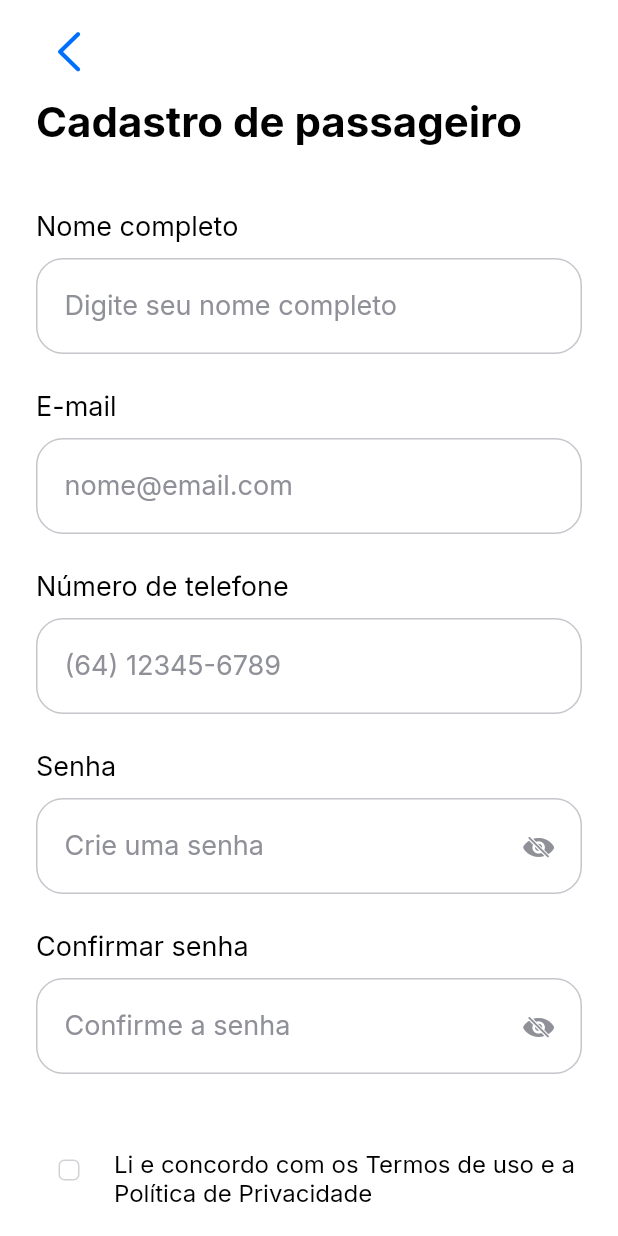
After one commit to josevictoraraujorojas/route_pires_flutter, a Flutter app: the CadastroPassageiroPage screen opened directly, on a phone screen of 412 x 824 dp. The commit adds this screen. Run offline on Flutter 3.47's test engine with Material 3 defaults, Android fonts, the phone set to English and light mode, and no system bars; our stand-ins replace dio, google_fonts; accounts and stored records are empty.

Commit message:
resolvendo conflitos de forma manual

```diff
--- /dev/null
+++ b/devtools_options.yaml
@@ -0,0 +1,3 @@
+description: This file stores settings for Dart & Flutter DevTools.
+documentation: https://docs.flutter.dev/tools/devtools/extensions#configure-extension-enablement-states
+extensions:
--- /dev/null
+++ b/lib/config/api_error.dart
@@ -0,0 +1,22 @@
+import 'package:dio/dio.dart';
+
+String mensagemErroDio(
+  DioException e, {
+  required String fallback,
+  Map<int, String> porStatus = const {},
+}) {
+  final response = e.response;
+  if (response == null) {
+    return 'Não foi possível conectar ao servidor';
+  }
+
+  final data = response.data;
+  if (data is Map && data['message'] is String) {
+    final mensagem = (data['message'] as String).trim();
+    if (mensagem.isNotEmpty) {
+      return mensagem;
+    }
+  }
+
+  return porStatus[response.statusCode] ?? fallback;
+}
--- /dev/null
+++ b/lib/repositories/cadastro_passageiro_repository.dart
@@ -0,0 +1,26 @@
+import 'package:dio/dio.dart';
+import 'package:route_pires_flutter/config/api_client.dart';
+import 'package:route_pires_flutter/config/api_config.dart';
+
+class CadastroPassageiroRepository {
+  final Dio _dio;
+
+  CadastroPassageiroRepository() : _dio = ApiClient().dio;
+
+  Future<void> cadastrar({
+    required String nome,
+    required String email,
+    required String telefone,
+    required String senha,
+  }) async {
+    await _dio.post(
+      ApiConfig.passageiros,
+      data: {
+        'nome': nome,
+        'email': email,
+        'telefone': telefone,
+        'senha': senha,
+      },
+    );
+  }
+}
--- /dev/null
+++ b/lib/viewmodel/cadastro_passageiro_viewmodel.dart
@@ -0,0 +1,79 @@
+import 'package:dio/dio.dart';
+import 'package:flutter/foundation.dart';
+import 'package:route_pires_flutter/config/api_error.dart';
+import 'package:route_pires_flutter/repositories/cadastro_passageiro_repository.dart';
+
+class CadastroPassageiroViewModel extends ChangeNotifier {
+  final CadastroPassageiroRepository _repository;
+
+  CadastroPassageiroViewModel({CadastroPassageiroRepository? repository})
+    : _repository = repository ?? CadastroPassageiroRepository();
+
+  bool _carregando = false;
+  String? _erro;
+
+  bool get carregando => _carregando;
+
+  String? get erro => _erro;
+
+  Future<bool> cadastrar({
+    required String nome,
+    required String email,
+    required String telefone,
+    required String senha,
+  }) async {
+    final telefoneDigitos = telefone.replaceAll(RegExp(r'\D'), '');
+    final emailNormalizado = email.trim().toLowerCase();
+
+    if (!_senhaValida(senha)) {
+      _erro = 'A senha deve ter no mínimo 8 caracteres, com letras e números.';
+      notifyListeners();
+      return false;
+    }
+
+    if (telefoneDigitos.length < 10 || telefoneDigitos.length > 11) {
+      _erro = 'Informe um telefone com DDD (10 ou 11 dígitos).';
+      notifyListeners();
+      return false;
+    }
+
+    _carregando = true;
+    _erro = null;
+    notifyListeners();
+
+    try {
+      await _repository.cadastrar(
+        nome: nome.trim(),
+        email: emailNormalizado,
+        telefone: telefoneDigitos,
+        senha: senha,
+      );
+      return true;
+    } on DioException catch (e) {
+      _erro = mensagemErroDio(
+        e,
+        fallback: 'Erro ao realizar cadastro',
+        porStatus: const {
+          400: 'Dados inválidos',
+          500: 'Erro interno no servidor',
+        },
+      );
+      return false;
+    } catch (e) {
+      _erro = 'Ocorreu um erro inesperado';
+      return false;
+    } finally {
+      _carregando = false;
+      notifyListeners();
+    }
+  }
+
+  bool _senhaValida(String senha) {
+    if (senha.length < 8) {
+      return false;
+    }
+    final temLetra = RegExp(r'[A-Za-z]').hasMatch(senha);
+    final temNumero = RegExp(r'\d').hasMatch(senha);
+    return temLetra && temNumero;
+  }
+}
--- /dev/null
+++ b/lib/views/cadastro_passageiro_page.dart
@@ -0,0 +1,412 @@
+import 'package:flutter/cupertino.dart';
+import 'package:provider/provider.dart';
+import 'package:route_pires_flutter/viewmodel/cadastro_passageiro_viewmodel.dart';
+
+class CadastroPassageiroPage extends StatefulWidget {
+  const CadastroPassageiroPage({super.key});
+
+  @override
+  State<CadastroPassageiroPage> createState() => _CadastroPassageiroPageState();
+}
+
+class _CadastroPassageiroPageState extends State<CadastroPassageiroPage> {
+  final _formKey = GlobalKey<FormState>();
+
+  final nomeController = TextEditingController();
+  final emailController = TextEditingController();
+  final telefoneController = TextEditingController();
+  final senhaController = TextEditingController();
+  final confirmarSenhaController = TextEditingController();
+
+  bool termosAceitos = false;
+  bool termosErro = false;
+  bool senhaVisivel = false;
+  bool confirmarSenhaVisivel = false;
+
+  @override
+  void dispose() {
+    nomeController.dispose();
+    emailController.dispose();
+    telefoneController.dispose();
+    senhaController.dispose();
+    confirmarSenhaController.dispose();
+    super.dispose();
+  }
+
+  Future<void> finalizarCadastro() async {
+    final formValido = _formKey.currentState!.validate();
+    setState(() => termosErro = !termosAceitos);
+
+    if (!formValido || !termosAceitos) {
+      return;
+    }
+
+    final viewModel = context.read<CadastroPassageiroViewModel>();
+    final ok = await viewModel.cadastrar(
+      nome: nomeController.text.trim(),
+      email: emailController.text.trim(),
+      telefone: telefoneController.text,
+      senha: senhaController.text,
+    );
+
+    if (!mounted) return;
+
+    if (ok) {
+      await showCupertinoDialog<void>(
+        context: context,
+        builder: (context) => CupertinoAlertDialog(
+          title: const Text('Cadastro'),
+          content: Text(
+            'Cadastro realizado. Bem-vindo, ${nomeController.text.trim()}!',
+          ),
+          actions: [
+            CupertinoDialogAction(
+              onPressed: () => Navigator.pop(context),
+              child: const Text('OK'),
+            ),
+          ],
+        ),
+      );
+      if (!mounted) return;
+      Navigator.pop(context);
+      return;
+    }
+
+    _mostrarMensagem(viewModel.erro ?? 'Erro ao realizar cadastro');
+  }
+
+  void _mostrarMensagem(String mensagem) {
+    showCupertinoDialog<void>(
+      context: context,
+      builder: (context) => CupertinoAlertDialog(
+        title: const Text('Cadastro'),
+        content: Text(mensagem),
+        actions: [
+          CupertinoDialogAction(
+            onPressed: () => Navigator.pop(context),
+            child: const Text('OK'),
+          ),
+        ],
+      ),
+    );
+  }
+
+  String formatarTelefone(String valor) {
+    valor = valor.replaceAll(RegExp(r'\D'), '');
+
+    if (valor.length > 11) {
+      valor = valor.substring(0, 11);
+    }
+
+    if (valor.length <= 2) {
+      return '($valor';
+    }
+
+    if (valor.length <= 7) {
+      return '(${valor.substring(0, 2)}) ${valor.substring(2)}';
+    }
+
+    return '(${valor.substring(0, 2)}) '
+        '${valor.substring(2, 7)}-'
+        '${valor.substring(7)}';
+  }
+
+  @override
+  Widget build(BuildContext context) {
+    final viewModel = context.watch<CadastroPassageiroViewModel>();
+
+    return CupertinoPageScaffold(
+      backgroundColor: CupertinoColors.white,
+      child: SafeArea(
+        child: Form(
+          key: _formKey,
+          child: SingleChildScrollView(
+            padding: const EdgeInsets.fromLTRB(24, 12, 24, 32),
+            child: Column(
+              crossAxisAlignment: CrossAxisAlignment.start,
+              children: [
+                CupertinoButton(
+                  padding: EdgeInsets.zero,
+                  onPressed: () => Navigator.pop(context),
+                  child: const Icon(
+                    CupertinoIcons.chevron_left,
+                    size: 36,
+                    color: Color(0xFF006FFD),
+                  ),
+                ),
+                const SizedBox(height: 8),
+                const Text(
+                  'Cadastro de passageiro',
+                  style: TextStyle(
+                    fontSize: 28,
+                    fontWeight: FontWeight.bold,
+                    color: CupertinoColors.black,
+                  ),
+                ),
+                const SizedBox(height: 42),
+                _CampoCadastro(
+                  label: 'Nome completo',
+                  placeholder: 'Digite seu nome completo',
+                  controller: nomeController,
+                  textCapitalization: TextCapitalization.words,
+                  validator: (valor) {
+                    if (valor == null || valor.trim().isEmpty) {
+                      return 'Informe seu nome';
+                    }
+                    return null;
+                  },
+                ),
+                _CampoCadastro(
+                  label: 'E-mail',
+                  placeholder: 'nome@email.com',
+                  controller: emailController,
+                  keyboardType: TextInputType.emailAddress,
+                  validator: (valor) {
+                    if (valor == null || valor.trim().isEmpty) {
+                      return 'Informe seu e-mail';
+                    }
+                    if (!valor.contains('@')) {
+                      return 'Informe um e-mail válido';
+                    }
+                    return null;
+                  },
+                ),
+                _CampoCadastro(
+                  label: 'Número de telefone',
+                  placeholder: '(64) 12345-6789',
+                  controller: telefoneController,
+                  keyboardType: TextInputType.phone,
+                  onChanged: (valor) {
+                    final telefone = formatarTelefone(valor);
+                    telefoneController.value = TextEditingValue(
+                      text: telefone,
+                      selection: TextSelection.collapsed(
+                        offset: telefone.length,
+                      ),
+                    );
+                  },
+                  validator: (valor) {
+                    if (valor == null || valor.trim().isEmpty) {
+                      return 'Informe seu telefone';
+                    }
+                    if (!RegExp(r'^\(\d{2}\) \d{5}-\d{4}$').hasMatch(valor)) {
+                      return 'Informe um telefone válido';
+                    }
+                    return null;
+                  },
+                ),
+                _CampoCadastro(
+                  label: 'Senha',
+                  placeholder: 'Crie uma senha',
+                  controller: senhaController,
+                  obscureText: !senhaVisivel,
+                  onToggleObscure: () {
+                    setState(() => senhaVisivel = !senhaVisivel);
+                  },
+                  validator: (valor) {
+                    if (valor == null || valor.trim().isEmpty) {
+                      return 'Crie a senha';
+                    }
+                    if (valor.length < 8) {
+                      return 'A senha deve ter pelo menos 8 caracteres';
+                    }
+                    return null;
+                  },
+                ),
+                _CampoCadastro(
+                  label: 'Confirmar senha',
+                  placeholder: 'Confirme a senha',
+                  controller: confirmarSenhaController,
+                  obscureText: !confirmarSenhaVisivel,
+                  onToggleObscure: () {
+                    setState(
+                      () => confirmarSenhaVisivel = !confirmarSenhaVisivel,
+                    );
+                  },
+                  validator: (valor) {
+                    if (valor == null || valor.trim().isEmpty) {
+                      return 'Confirme sua senha';
+                    }
+                    if (valor != senhaController.text) {
+                      return 'As senhas não coincidem';
+                    }
+                    return null;
+                  },
+                ),
+                const SizedBox(height: 18),
+                Row(
+                  crossAxisAlignment: CrossAxisAlignment.start,
+                  children: [
+                    CupertinoCheckbox(
+                      value: termosAceitos,
+                      activeColor: const Color(0xFF006FFD),
+                      onChanged: (value) {
+                        setState(() {
+                          termosAceitos = value ?? false;
+                          if (termosAceitos) {
+                            termosErro = false;
+                          }
+                        });
+                      },
+                    ),
+                    const Expanded(
+                      child: Padding(
+                        padding: EdgeInsets.only(top: 8, left: 8),
+                        child: Text(
+                          'Li e concordo com os Termos de uso e a Política de Privacidade',
+                          style: TextStyle(
+                            fontSize: 16,
+                            color: CupertinoColors.black,
+                          ),
+                        ),
+                      ),
+                    ),
+                  ],
+                ),
+                if (termosErro)
+                  const Padding(
+                    padding: EdgeInsets.only(top: 5, left: 5),
+                    child: Text(
+                      'Aceite os termos de uso e a política de privacidade.',
+                      style: TextStyle(
+                        color: CupertinoColors.systemRed,
+                        fontSize: 12,
+                      ),
+                    ),
+                  ),
+                const SizedBox(height: 28),
+                SizedBox(
+                  width: double.infinity,
+                  height: 54,
+                  child: CupertinoButton(
+                    color: const Color(0xFF006FFD),
+                    borderRadius: BorderRadius.circular(16),
+                    onPressed: viewModel.carregando ? null : finalizarCadastro,
+                    child: viewModel.carregando
+                        ? const CupertinoActivityIndicator(
+                            color: CupertinoColors.white,
+                          )
+                        : const Text(
+                            'FINALIZAR',
+                            style: TextStyle(
+                              color: CupertinoColors.white,
+                              fontSize: 16,
+                              fontWeight: FontWeight.w600,
+                            ),
+                          ),
+                  ),
+                ),
+              ],
+            ),
+          ),
+        ),
+      ),
+    );
+  }
+}
+
+class _CampoCadastro extends StatelessWidget {
+  const _CampoCadastro({
+    required this.label,
+    required this.placeholder,
+    required this.controller,
+    this.keyboardType,
+    this.textCapitalization = TextCapitalization.none,
+    this.obscureText = false,
+    this.onToggleObscure,
+    this.onChanged,
+    this.validator,
+  });
+
+  final String label;
+  final String placeholder;
+  final TextEditingController controller;
+  final TextInputType? keyboardType;
+  final TextCapitalization textCapitalization;
+  final bool obscureText;
+  final VoidCallback? onToggleObscure;
+  final ValueChanged<String>? onChanged;
+  final String? Function(String?)? validator;
+
+  @override
+  Widget build(BuildContext context) {
+    return Padding(
+      padding: const EdgeInsets.only(bottom: 24),
+      child: Column(
+        crossAxisAlignment: CrossAxisAlignment.start,
+        children: [
+          Text(
+            label,
+            style: const TextStyle(fontSize: 18, color: CupertinoColors.black),
+          ),
+          const SizedBox(height: 10),
+          FormField<String>(
+            initialValue: controller.text,
+            validator: validator,
+            builder: (campo) {
+              return Column(
+                crossAxisAlignment: CrossAxisAlignment.start,
+                children: [
+                  CupertinoTextField(
+                    controller: controller,
+                    placeholder: placeholder,
+                    keyboardType: keyboardType,
+                    textCapitalization: textCapitalization,
+                    obscureText: obscureText,
+                    padding: const EdgeInsets.symmetric(
+                      horizontal: 18,
+                      vertical: 20,
+                    ),
+                    style: const TextStyle(
+                      fontSize: 18,
+                      color: Color(0xFF1F2024),
+                    ),
+                    placeholderStyle: const TextStyle(
+                      fontSize: 18,
+                      color: Color(0xFF8F9098),
+                    ),
+                    onChanged: (valor) {
+                      onChanged?.call(valor);
+                      campo.didChange(controller.text);
+                    },
+                    suffix: onToggleObscure == null
+                        ? null
+                        : CupertinoButton(
+                            padding: const EdgeInsets.only(right: 12),
+                            onPressed: onToggleObscure,
+                            child: Icon(
+                              obscureText
+                                  ? CupertinoIcons.eye_slash_fill
+                                  : CupertinoIcons.eye_fill,
+                              color: const Color(0xFF8F9098),
+                            ),
+                          ),
+                    decoration: BoxDecoration(
+                      border: Border.all(
+                        color: campo.hasError
+                            ? CupertinoColors.systemRed
+                            : const Color(0xFFC5C6CC),
+                      ),
+                      borderRadius: BorderRadius.circular(18),
+                    ),
+                  ),
+                  if (campo.hasError)
+                    Padding(
+                      padding: const EdgeInsets.only(top: 5, left: 5),
+                      child: Text(
+                        campo.errorText!,
+                        style: const TextStyle(
+                          color: CupertinoColors.systemRed,
+                          fontSize: 12,
+                        ),
+                      ),
+                    ),
+                ],
+              );
+            },
+          ),
+        ],
+      ),
+    );
+  }
+}
--- a/pubspec.yaml
+++ b/pubspec.yaml
@@ -41,6 +41,7 @@ dependencies:
 dev_dependencies:
   flutter_test:
     sdk: flutter
+  mocktail: ^1.0.3
 
   # The "flutter_lints" package below contains a set of recommended lints to
   # encourage good coding practices. The lint set provided by the package is
```
Also changed, not shown: lib/config/api_config.dart (+2 -8 lines), lib/viewmodel/login_viewmodel.dart (+12 -21 lines), lib/views/login_page.dart (+27 -3 lines), lib/views/tipo_cadastro_dialog.dart (added, +103 -0 lines), pubspec.lock, 2 other files.
